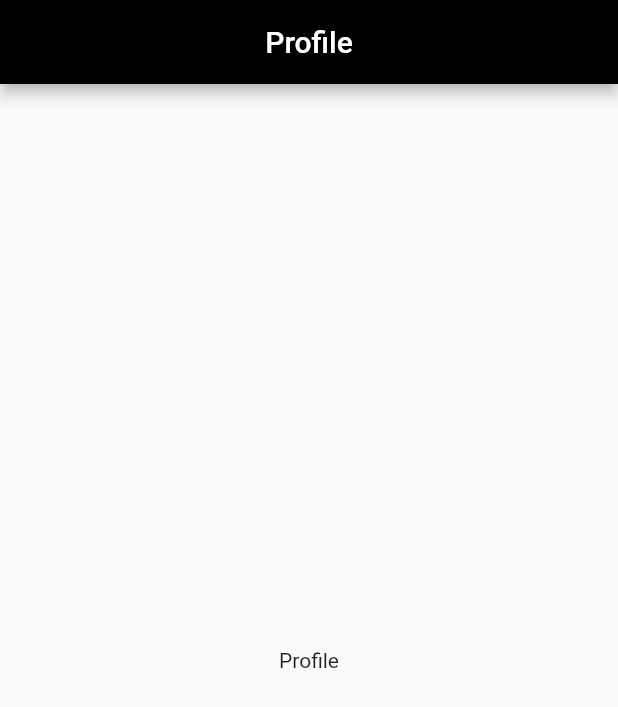
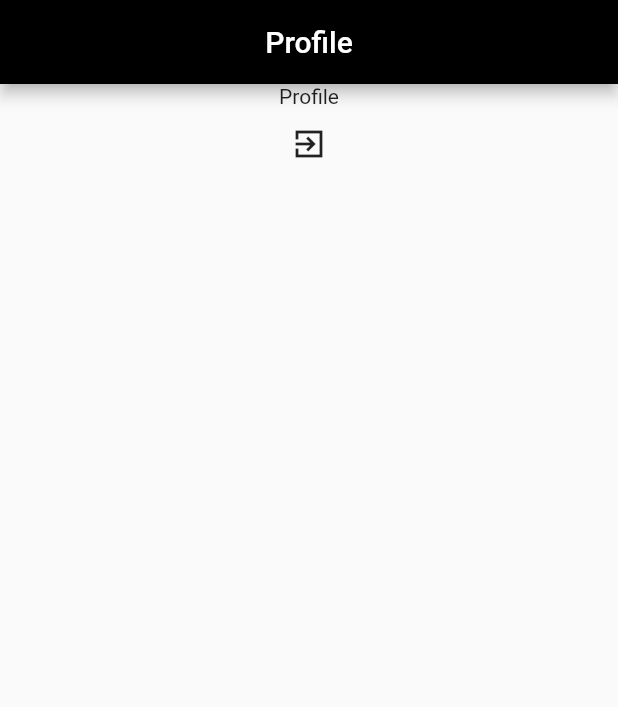
Before and after one commit to roquen4145/fitness_record, a Flutter app: the FitnessProfileScreen screen opened directly, on a phone screen of 412 x 824 dp. Shown: the top 707 px of the screen. Run offline on Flutter 3.47's test engine with Material 2 defaults, Android fonts, the phone set to English and light mode, and no system bars; our stand-ins replace firebase_auth, firebase_core, table_calendar; missing offline and left inert: flutterfire_ui; accounts and stored records are empty.

Commit message:
add signOut buttion on profile screen

```diff
--- a/lib/screen/profile_screen.dart
+++ b/lib/screen/profile_screen.dart
@@ -1,3 +1,4 @@
+import 'package:firebase_auth/firebase_auth.dart';
 import 'package:flutter/material.dart';
 
 class FitnessProfileScreen extends StatefulWidget {
@@ -16,7 +17,21 @@ class _FitnessProfileScreenState extends State<FitnessProfileScreen> {
         centerTitle: true,
       ),
       body: Center(
-        child: Text("Profile"),
+        child: Column(
+          children: [
+            Text("Profile"),
+            Container(
+              child: IconButton(
+                icon: Icon(Icons.exit_to_app_sharp
+                ,),
+                onPressed: () {
+                  FirebaseAuth.instance.signOut();
+                },
+              ),
+
+            )
+          ],
+        ),
       ),
     );
   }
```
